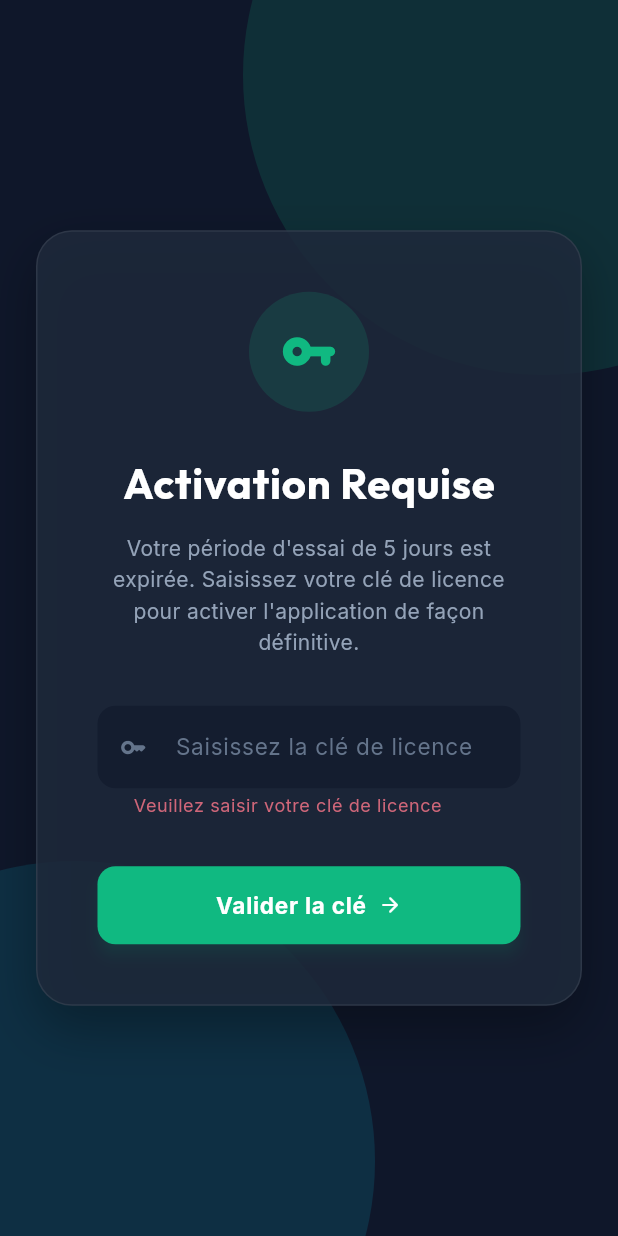
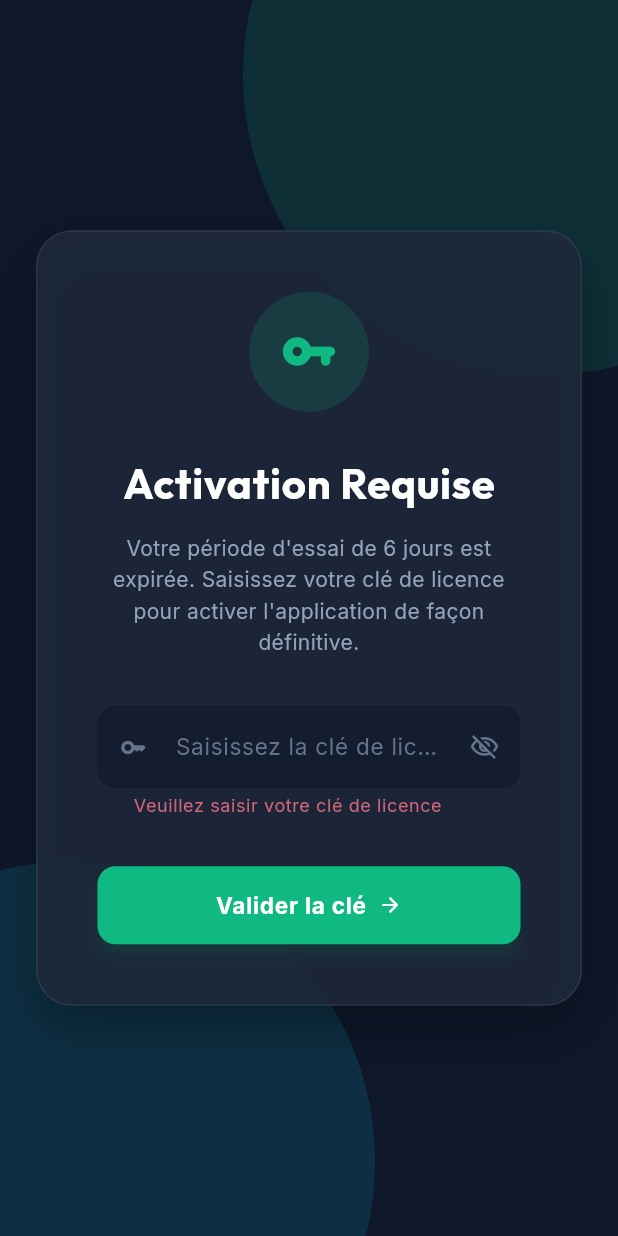
Before and after one commit to AdamaPlus/pharmacie, a Flutter app: the LicenseValidationView screen opened directly, after a tap on "Valider la clé", on a phone screen of 412 x 824 dp. Run offline on Flutter 3.47's test engine with Material 3 defaults, Android fonts, the light colour scheme and no system bars; our stand-ins replace file_picker, fl_chart, google_fonts, pdf, printing, sqflite and 1 more; accounts and stored records are empty; statements that could not run were skipped.

Commit message:
Fix Windows build: await validateLicense() in license validation view

```diff
--- a/lib/views/license_validation_view.dart
+++ b/lib/views/license_validation_view.dart
@@ -15,6 +15,7 @@ class _LicenseValidationViewState extends State<LicenseValidationView> {
   final _formKey = GlobalKey<FormState>();
   String? _errorMessage;
   bool _isLoading = false;
+  bool _obscureLicense = true;
 
   void _handleValidate() async {
     if (!_formKey.currentState!.validate()) return;
@@ -30,7 +31,7 @@ class _LicenseValidationViewState extends State<LicenseValidationView> {
     if (!mounted) return;
 
     final state = Provider.of<AppStateProvider>(context, listen: false);
-    final isValid = state.validateLicense(_licenseController.text);
+    final isValid = await state.validateLicense(_licenseController.text);
 
     setState(() {
       _isLoading = false;
@@ -150,7 +151,7 @@ class _LicenseValidationViewState extends State<LicenseValidationView> {
 
                       // Description
                       Text(
-                        'Votre période d\'essai de 5 jours est expirée. Saisissez votre clé de licence pour activer l\'application de façon définitive.',
+                        'Votre période d\'essai de 6 jours est expirée. Saisissez votre clé de licence pour activer l\'application de façon définitive.',
                         textAlign: TextAlign.center,
                         style: GoogleFonts.inter(
                           fontSize: 14,
@@ -163,11 +164,24 @@ class _LicenseValidationViewState extends State<LicenseValidationView> {
                       // License Input
                       TextFormField(
                         controller: _licenseController,
+                        obscureText: _obscureLicense,
                         style: GoogleFonts.inter(color: Colors.white, fontSize: 15),
                         decoration: InputDecoration(
                           hintText: 'Saisissez la clé de licence',
                           hintStyle: GoogleFonts.inter(color: const Color(0xFF64748B)),
                           prefixIcon: const Icon(Icons.key_rounded, color: Color(0xFF64748B), size: 18),
+                          suffixIcon: IconButton(
+                            icon: Icon(
+                              _obscureLicense ? Icons.visibility_off_outlined : Icons.visibility_outlined,
+                              color: const Color(0xFF64748B),
+                              size: 20,
+                            ),
+                            onPressed: () {
+                              setState(() {
+                                _obscureLicense = !_obscureLicense;
+                              });
+                            },
+                          ),
                           filled: true,
                           fillColor: primaryBg.withOpacity(0.6),
                           contentPadding: const EdgeInsets.symmetric(vertical: 16, horizontal: 20),
```
